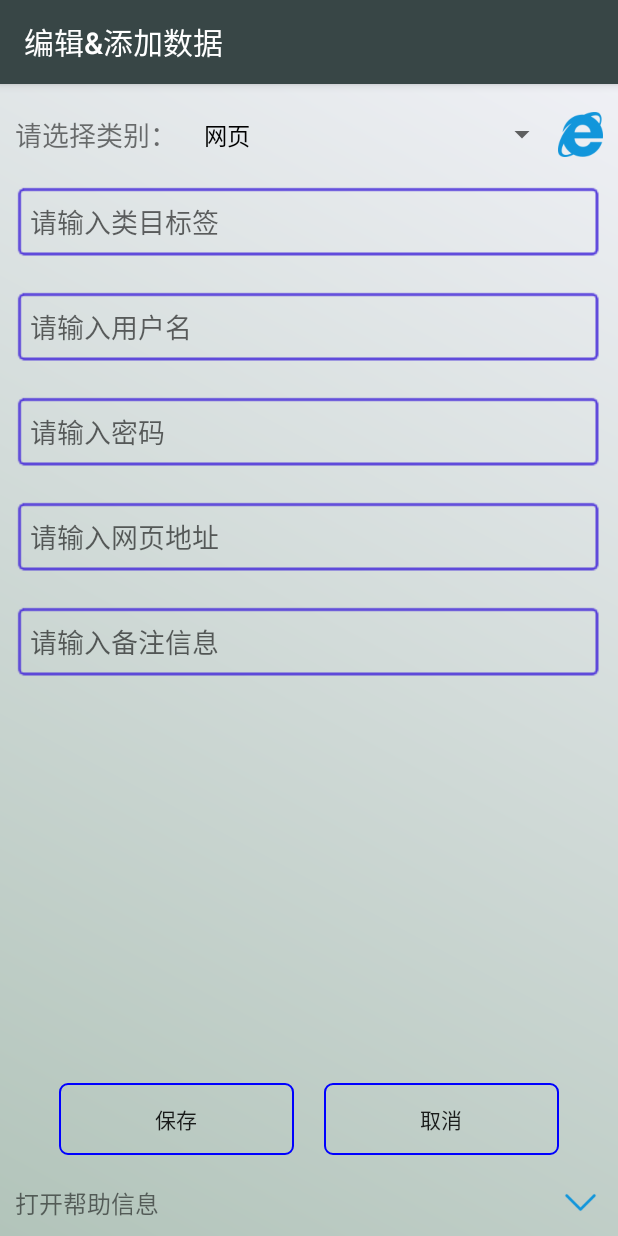
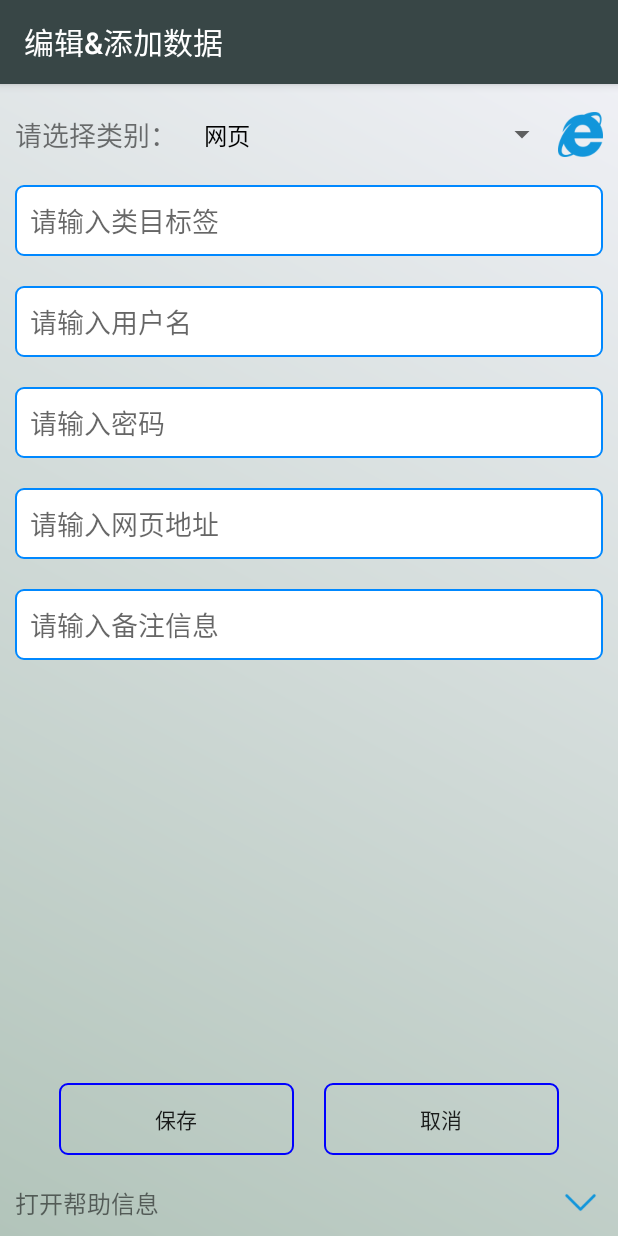
Before and after one commit to wangqing327/Android, an Android app: the MainActivity screen opened directly, with no data from a screen before it, in the options menu, after a tap on "添加数据", on a phone screen of 412 x 824 dp. Run offline under Robolectric (Android 15) with nearby library versions, the phone set to English and light mode, and no system bars.

Commit message:
19-12-20

```diff
--- a/app/src/main/java/com/example/mypassword/MainActivity.java
+++ b/app/src/main/java/com/example/mypassword/MainActivity.java
@@ -1,5 +1,6 @@
 package com.example.mypassword;
 
+import android.annotation.SuppressLint;
 import android.app.AlertDialog;
 import android.content.DialogInterface;
 import android.content.Intent;
@@ -8,8 +9,8 @@ import android.database.sqlite.SQLiteDatabase;
 import android.graphics.drawable.ColorDrawable;
 import android.os.Bundle;
 import android.text.Editable;
-import android.text.Html;
 import android.text.TextWatcher;
+import android.util.Log;
 import android.view.ContextMenu;
 import android.view.KeyEvent;
 import android.view.Menu;
@@ -17,8 +18,8 @@ import android.view.MenuItem;
 import android.view.View;
 import android.view.animation.Animation;
 import android.view.animation.RotateAnimation;
-import android.widget.AutoCompleteTextView;
 import android.widget.Button;
+import android.widget.EditText;
 import android.widget.ImageView;
 import android.widget.LinearLayout;
 import android.widget.PopupMenu;
@@ -36,7 +37,7 @@ import java.lang.reflect.Method;
 import java.util.ArrayList;
 import java.util.List;
 
-import static com.example.mypassword.R.drawable.linelayout_line;
+import static android.text.Html.fromHtml;
 
 
 public class MainActivity extends AppCompatActivity implements View.OnClickListener {
@@ -45,7 +46,7 @@ public class MainActivity extends AppCompatActivity implements View.OnClickListe
     final String TAG = "MainActivity";
     private static int selection_id = 0;//记住上次选中的ID
     SQLiteDatabase db;
-    AutoCompleteTextView edit;
+    EditText edit;
     RecyclerView recycler;
 
     private List<com.example.mypassword.RecyclerViewAdapter.CarCaption> list = new ArrayList<>();
@@ -67,6 +68,7 @@ public class MainActivity extends AppCompatActivity implements View.OnClickListe
         //取消自动完成功能
         //AutoEditAdapter madapter = new AutoEditAdapter(this, null, 0);
         //edit.setAdapter(madapter);
+
         edit.addTextChangedListener(new TextWatcher() {
             @Override
             public void beforeTextChanged(CharSequence s, int start, int count, int after) {
@@ -107,7 +109,7 @@ public class MainActivity extends AppCompatActivity implements View.OnClickListe
                 (2, StaggeredGridLayoutManager.VERTICAL);
 
         recycler.setLayoutManager(s_manger);
-        recycler.setPadding(5,5,5,5);
+        recycler.setPadding(5, 5, 5, 5);
 
         //设置Item间隔
 //        HashMap<String, Integer> map = new HashMap<>();
@@ -157,8 +159,7 @@ public class MainActivity extends AppCompatActivity implements View.OnClickListe
             textView = findViewById(R.id.action_bar_title);
             exRelativeLayout.setContentView();
             group1 = findViewById(R.id.all);
-            group1.setBackground(getDrawable(linelayout_line));
-            group1.setOnClickListener(this);
+            group1.setBackground(getDrawable(R.drawable.linelayout_line));
             group2 = findViewById(R.id.web);
             group3 = findViewById(R.id.email);
             group4 = findViewById(R.id.visa);
@@ -171,6 +172,8 @@ public class MainActivity extends AppCompatActivity implements View.OnClickListe
             group4.setOnClickListener(this);
             group5.setOnClickListener(this);
             group6.setOnClickListener(this);
+
+
             imageView = findViewById(R.id.toporbootom);
 //            设置图片框动画  起始度数  终止度数  起始X坐标  起始Y坐标
             final RotateAnimation animation_top = new RotateAnimation(0, 720,
@@ -186,7 +189,6 @@ public class MainActivity extends AppCompatActivity implements View.OnClickListe
 
             layout = findViewById(R.id.xsdw);
 
-            layout.setClickable(true);
             layout.setOnClickListener(new View.OnClickListener() {
                 @Override
                 public void onClick(View v) {
@@ -242,6 +244,7 @@ public class MainActivity extends AppCompatActivity implements View.OnClickListe
         return super.onMenuOpened(featureId, menu);
     }
 
+    @SuppressLint("DefaultLocale")
     public void addDate() {
 
 
@@ -261,7 +264,7 @@ public class MainActivity extends AppCompatActivity implements View.OnClickListe
                 list.add(carCaption);
             }
             //载入HTML文本
-            textView.setText(Html.fromHtml(String.format("%s<font color = red>%d</font>%s", getResources().getString(R.string.title_left),
+            textView.setText(fromHtml(String.format("%s<font color = red>%d</font>%s", getResources().getString(R.string.title_left),
                     cursor.getCount(), getResources().getString(R.string.title_right))));
 
             cursor.close();
@@ -278,7 +281,7 @@ public class MainActivity extends AppCompatActivity implements View.OnClickListe
         Cursor cursor = db.rawQuery(sql, null);
         adapter.removeAll();
         list.clear();
-        textView.setText(Html.fromHtml(String.format("%s<font color = red>%d</font>%s", getResources().getString(R.string.title_left),
+        textView.setText(fromHtml(String.format("%s<font color = red>%d</font>%s", getResources().getString(R.string.title_left),
                 cursor.getCount(), getResources().getString(R.string.title_right))));
         while (cursor.moveToNext()) {
             RecyclerViewAdapter.CarCaption carCaption;
@@ -290,6 +293,7 @@ public class MainActivity extends AppCompatActivity implements View.OnClickListe
         adapter.thlist(list);
     }
 
+    @SuppressLint("DefaultLocale")
     public void ppgjz2(String group) {
         String sql;
         if (group.equals("全部")) {
@@ -302,7 +306,7 @@ public class MainActivity extends AppCompatActivity implements View.OnClickListe
         Cursor cursor = db.rawQuery(sql, null);
         adapter.removeAll();
         list.clear();
-        textView.setText(Html.fromHtml(String.format("%s<font color = red>%d</font>%s", getResources().getString(R.string.title_left),
+        textView.setText(fromHtml(String.format("%s<font color = red>%d</font>%s", getResources().getString(R.string.title_left),
                 cursor.getCount(), getResources().getString(R.string.title_right))));
         while (cursor.moveToNext()) {
             RecyclerViewAdapter.CarCaption carCaption;
@@ -328,7 +332,8 @@ public class MainActivity extends AppCompatActivity implements View.OnClickListe
     public boolean onKeyDown(int keyCode, KeyEvent event) {
         if (keyCode == KeyEvent.KEYCODE_BACK && event.getAction() == KeyEvent.ACTION_DOWN) {
             if ((System.currentTimeMillis() - clicktime) > 2000) {
-                Toast.makeText(getApplicationContext(), "再按一次退出程序", Toast.LENGTH_SHORT).show();
+                Toast.makeText(getApplicationContext(), getResources().getString(R.string.isExit),
+                        Toast.LENGTH_SHORT).show();
                 clicktime = System.currentTimeMillis();
             } else {
                 finish();
@@ -353,7 +358,7 @@ public class MainActivity extends AppCompatActivity implements View.OnClickListe
             case R.id.all:
                 if (selection_id != 0) {
                     rester();
-                    group1.setBackground(getDrawable(linelayout_line));
+                    group1.setBackground(getDrawable(R.drawable.linelayout_line));
                     selection_id = 0;
                     ppgjz2(group1.getText().toString());
                 }
@@ -361,7 +366,7 @@ public class MainActivity extends AppCompatActivity implements View.OnClickListe
             case R.id.web:
                 if (selection_id != 1) {
                     rester();
-                    group2.setBackground(getDrawable(linelayout_line));
+                    group2.setBackground(getDrawable(R.drawable.linelayout_line));
                     selection_id = 1;
                     ppgjz2(group2.getText().toString());
                 }
@@ -369,7 +374,7 @@ public class MainActivity extends AppCompatActivity implements View.OnClickListe
             case R.id.email:
                 if (selection_id != 2) {
                     rester();
-                    group3.setBackground(getDrawable(linelayout_line));
+                    group3.setBackground(getDrawable(R.drawable.linelayout_line));
                     selection_id = 2;
                     ppgjz2(group3.getText().toString());
                 }
@@ -377,7 +382,7 @@ public class MainActivity extends AppCompatActivity implements View.OnClickListe
             case R.id.visa:
                 if (selection_id != 3) {
                     rester();
-                    group4.setBackground(getDrawable(linelayout_line));
+                    group4.setBackground(getDrawable(R.drawable.linelayout_line));
                     selection_id = 3;
                     ppgjz2(group4.getText().toString());
                 }
@@ -385,7 +390,7 @@ public class MainActivity extends AppCompatActivity implements View.OnClickListe
             case R.id.rj:
                 if (selection_id != 4) {
                     rester();
-                    group5.setBackground(getDrawable(linelayout_line));
+                    group5.setBackground(getDrawable(R.drawable.linelayout_line));
                     selection_id = 4;
                     ppgjz2(group5.getText().toString());
                 }
@@ -393,10 +398,14 @@ public class MainActivity extends AppCompatActivity implements View.OnClickListe
             case R.id.qt:
                 if (selection_id != 5) {
                     rester();
-                    group6.setBackground(getDrawable(linelayout_line));
+                    group6.setBackground(getDrawable(R.drawable.linelayout_line));
                     selection_id = 5;
                     ppgjz2(group6.getText().toString());
                 }
+                break;
+            case R.id.ssk:
+                Log.d(TAG, "编辑框被单击");
+                edit.requestFocus();
                 break;
         }
     }
@@ -417,6 +426,7 @@ public class MainActivity extends AppCompatActivity implements View.OnClickListe
 
     }
 
+    @SuppressLint("DefaultLocale")
     @Override
     protected void onActivityResult(int requestCode, int resultCode, @Nullable Intent data) {
         // super.onActivityResult(requestCode, resultCode, data);
@@ -425,7 +435,9 @@ public class MainActivity extends AppCompatActivity implements View.OnClickListe
                 return;
             case 1:
                 //添加数据窗口返回的数据
+                assert data != null;
                 Bundle bundle = data.getExtras();
+                assert bundle != null;
                 String label = bundle.getString("label");
                 String group = bundle.getString("group");
                 String bz = bundle.getString("bz2");
@@ -434,12 +446,13 @@ public class MainActivity extends AppCompatActivity implements View.OnClickListe
 
                 if (adapter != null) {
                     adapter.addDate(carCaption);
-                    textView.setText(Html.fromHtml(String.format("%s<font color = red>%d</font>%s", getResources().getString(R.string.title_left),
+                    textView.setText(fromHtml(String.format("%s<font color = red>%d</font>%s", getResources().getString(R.string.title_left),
                             adapter.getItemCount(), getResources().getString(R.string.title_right))));
                 }
                 break;
             case 2:
                 //数据详情页面返回的数据
+                assert data != null;
                 String res = data.getStringExtra("result");
                 if (res.equals("ok")) {
                     id = data.getIntExtra("id", 0);
@@ -450,7 +463,7 @@ public class MainActivity extends AppCompatActivity implements View.OnClickListe
                 } else if ("delete".equals("delete")) {
                     id = data.getIntExtra("id", 0);
                     adapter.remove_id(id);
-                    textView.setText(Html.fromHtml(String.format("%s<font color = red>%d</font>%s", getResources().getString(R.string.title_left),
+                    textView.setText(fromHtml(String.format("%s<font color = red>%d</font>%s", getResources().getString(R.string.title_left),
                             adapter.getItemCount(), getResources().getString(R.string.title_right))));
                 }
                 break;
@@ -491,7 +504,7 @@ public class MainActivity extends AppCompatActivity implements View.OnClickListe
                                 if (i >= 1) {
                                     Toast.makeText(MainActivity.this, getResources().getString(R.string.del_tip_chenggong), Toast.LENGTH_SHORT).show();
                                     adapter.remove_position(pos);
-                                    textView.setText(Html.fromHtml(String.format("%s<font color = red>%d</font>%s",
+                                    textView.setText(fromHtml(String.format("%s<font color = red>%d</font>%s",
                                             getResources().getString(R.string.title_left), adapter.getItemCount(), getResources().getString(R.string.title_right))));
                                 } else {
                                     Toast.makeText(MainActivity.this, getResources().getString(R.string.del_tip_shibai), Toast.LENGTH_SHORT).show();
--- /dev/null
+++ b/app/src/main/res/drawable/bk.xml
@@ -0,0 +1,12 @@
+<?xml version="1.0" encoding="utf-8"?>
+<selector xmlns:android="http://schemas.android.com/apk/res/android">
+
+    <item>
+        <shape>
+            <solid android:color="#FFFFFFFF"/>
+            <corners android:radius="5dip"/>
+            <stroke android:width="1dp" android:color="#FF0088FF"/>
+        </shape>
+    </item>
+
+</selector>
--- a/app/src/main/res/layout/activity_add_date.xml
+++ b/app/src/main/res/layout/activity_add_date.xml
@@ -1,6 +1,6 @@
 <?xml version="1.0" encoding="utf-8"?>
 <LinearLayout xmlns:android="http://schemas.android.com/apk/res/android"
-    style="@style/zubeijing">
+    style="@style/zbj">
 
     <ScrollView
         android:id="@+id/agdrq"
@@ -11,9 +11,9 @@
 
         <LinearLayout
             android:layout_width="match_parent"
-            android:layout_height="match_parent"
-            android:weightSum="1"
-            android:orientation="vertical">
+            android:layout_height="wrap_content"
+            android:orientation="vertical"
+            android:weightSum="1">
 
             <LinearLayout
                 android:layout_width="match_parent"
@@ -61,35 +61,33 @@
                 android:id="@+id/bz"
                 style="@style/add_text"
                 android:hint="@string/bzxx"
-                android:inputType="text"/>
+                android:inputType="text" />
 
             <EditText
                 android:id="@+id/user"
                 style="@style/add_text"
                 android:hint="@string/user"
-                android:inputType="textUri"/>
+                android:inputType="textUri" />
 
             <EditText
                 android:id="@+id/pwd"
                 style="@style/add_text"
                 android:hint="@string/pwd"
-                android:textColor="@color/pwd"
-                android:inputType="textVisiblePassword"/>
+                android:inputType="textVisiblePassword"
+                android:textColor="@color/pwd" />
 
             <EditText
                 android:id="@+id/url"
                 style="@style/add_text"
                 android:hint="@string/url"
-                android:textColor="@color/url"
-                android:inputType="textUri"/>
+                android:inputType="textUri"
+                android:textColor="@color/url" />
 
             <EditText
                 android:id="@+id/bz2"
                 style="@style/add_text"
                 android:hint="@string/bzxx2"
-                android:inputType="text"/>
-
-
+                android:inputType="text" />
 
 
             <LinearLayout
@@ -97,9 +95,9 @@
                 android:layout_height="match_parent"
                 android:layout_marginTop="10dp"
                 android:layout_marginBottom="10dp"
+                android:layout_weight="1"
                 android:gravity="bottom|center"
                 android:orientation="horizontal"
-                android:layout_weight="1"
                 android:weightSum="100">
 
                 <Button
@@ -118,10 +116,10 @@
                 android:id="@+id/help"
                 android:layout_width="match_parent"
                 android:layout_height="wrap_content"
+                android:contextClickable="true"
+                android:gravity="center_vertical"
                 android:orientation="horizontal"
-                android:gravity="center_vertical"
-                android:weightSum="1"
-                android:contextClickable="true">
+                android:weightSum="1">
 
                 <TextView
                     android:layout_width="0dp"
@@ -131,20 +129,21 @@
                     android:text="@string/openhelp"
                     android:textSize="16sp" />
 
-                <ImageView style="@style/xq_img"
+                <ImageView
                     android:id="@+id/help_img"
-                    android:src="@drawable/bootom"/>
+                    style="@style/xq_img"
+                    android:src="@drawable/bootom" />
 
             </LinearLayout>
             <!--帮助信息-->
             <TextView
+                android:id="@+id/help_txt"
                 android:layout_width="match_parent"
                 android:layout_height="wrap_content"
                 android:layout_margin="10dp"
                 android:text="@string/help"
                 android:textSize="16sp"
-                android:visibility="gone"
-                android:id="@+id/help_txt"/>
+                android:visibility="gone" />
         </LinearLayout>
     </ScrollView>
 </LinearLayout>
--- a/app/src/main/res/layout/alert_layout.xml
+++ b/app/src/main/res/layout/alert_layout.xml
@@ -13,7 +13,7 @@
         android:layout_marginTop="10dp"
         android:layout_marginRight="10dp"
         android:layout_marginBottom="10dp"
-        android:background="@drawable/biankuang"
+        android:background="@drawable/bk"
         android:hint="@string/srdlmm"
         android:inputType="textPassword"
         android:paddingStart="10dp"
--- a/app/src/main/res/layout/alert_zuce.xml
+++ b/app/src/main/res/layout/alert_zuce.xml
@@ -18,7 +18,7 @@
             android:layout_marginTop="10dp"
             android:layout_marginRight="10dp"
             android:layout_marginBottom="10dp"
-            android:background="@drawable/biankuang"
+            android:background="@drawable/bk"
             android:hint="@string/pwd"
             android:inputType="textPassword"
             android:paddingStart="10dp"
@@ -38,7 +38,7 @@
             android:layout_marginTop="10dp"
             android:layout_marginRight="10dp"
             android:layout_marginBottom="10dp"
-            android:background="@drawable/biankuang"
+            android:background="@drawable/bk"
             android:hint="@string/pwd2"
             android:inputType="textPassword"
             android:paddingStart="10dp"
--- a/app/src/main/res/layout/popup.xml
+++ b/app/src/main/res/layout/popup.xml
@@ -24,7 +24,7 @@
         android:layout_marginRight="10dp"
         android:paddingLeft="10dp"
         android:inputType="textPassword"
-        android:background="@drawable/biankuang"
+        android:background="@drawable/bk"
         android:textSize="18sp" />
 
     <Button
--- a/app/src/main/res/values/strings.xml
+++ b/app/src/main/res/values/strings.xml
@@ -97,4 +97,7 @@
     </string>
 
     <string name="openhelp">打开帮助信息</string>
+
+    <string name="isExit">再按一次退出程序</string>
+    <string name="pwdError">密码错误</string>
 </resources>
--- a/app/src/main/res/values/styles.xml
+++ b/app/src/main/res/values/styles.xml
@@ -24,7 +24,7 @@
     </style>
 
     <!--  组线性布局器样式  -->
-    <style name="xq_lineaylout">
+    <style name="xq_LineLayout">
         <item name="android:layout_width">match_parent</item>
         <item name="android:layout_height">wrap_content</item>
         <item name="android:layout_marginStart">30dp</item>
@@ -46,8 +46,9 @@
         <item name="android:layout_width">match_parent</item>
         <item name="android:layout_height">wrap_content</item>
         <item name="android:layout_margin">10dp</item>
-        <item name="android:background">@drawable/biankuang</item>
-        <item name="android:paddingLeft">10dp</item>
+        <item name="android:background">@drawable/bk</item>
+
+        <item name="android:padding">10dp</item>
         <item name="android:textSize">18sp</item>
 
     </style>
@@ -59,7 +60,7 @@
         <item name="android:background">@drawable/button</item>
     </style>
 
-    <!--    表头搜索框样式-->
+    <!--      <item name="android:clickable">true</item>表头搜索框样式-->
     <style name="ExRelativeLayout">
         <item name="android:layout_width">wrap_content</item>
         <item name="android:layout_height">wrap_content</item>
@@ -73,7 +74,7 @@
         <item name="android:minWidth">70dp</item>
     </style>
     <!--    -->
-    <style name="zubeijing">
+    <style name="zbj">
         <item name="android:layout_width">match_parent</item>
         <item name="android:layout_height">match_parent</item>
         <item name="android:background">@drawable/background_color</item>
```
Also changed, not shown: app/src/main/java/com/example/mypassword/ExRelativeLayout.java (+10 -5 lines), app/src/main/java/com/example/mypassword/Main2Activity.java (+4 -4 lines), app/src/main/res/layout/activity_cha_kan.xml (+6 -6 lines), app/src/main/res/layout/activity_main.xml (+5 -6 lines), app/src/main/res/layout/activity_main2.xml (+4 -4 lines), app/src/main/res/layout/exrelative.xml (+7 -6 lines), app/src/main/res/drawable/biankuang.9.png (deleted).
